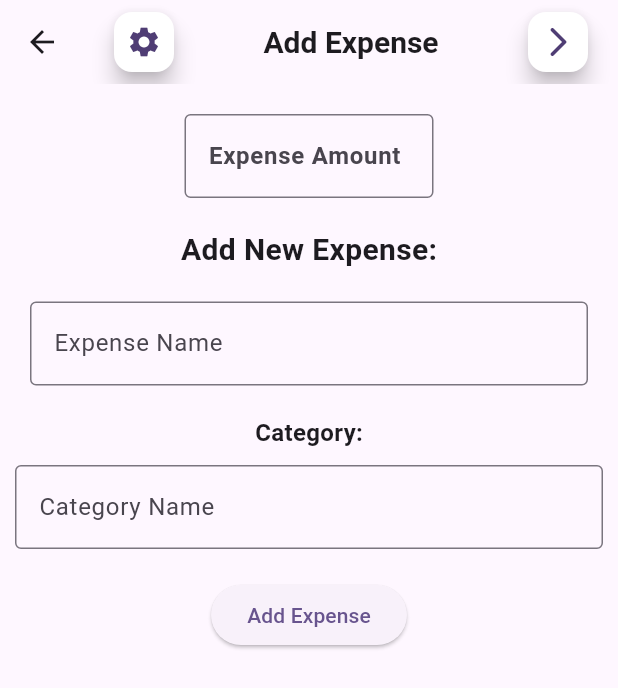
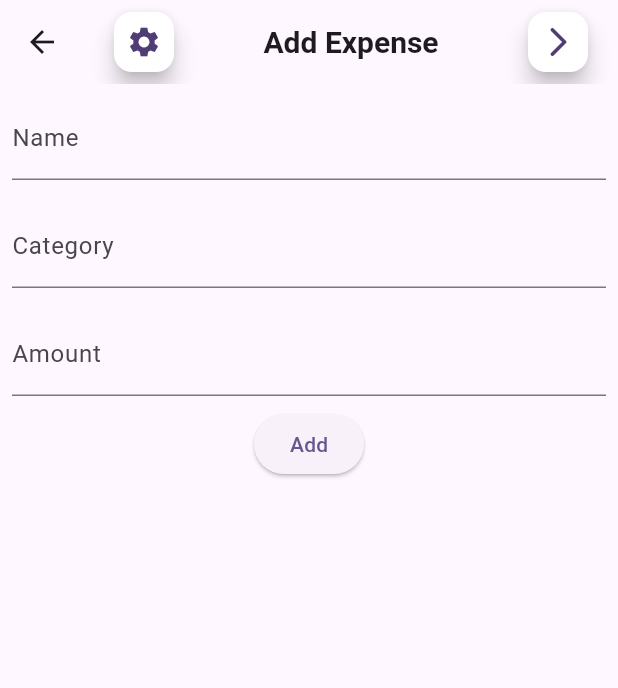
Before and after one commit to lucasblom/flutter_budget_application, a Flutter app: the AddingExpenses screen opened directly, on a phone screen of 412 x 824 dp. Shown: the top 688 px of the screen. Run offline on Flutter 3.47's test engine with Material 3 defaults, Android fonts, the phone set to English and light mode, and no system bars; our stand-ins replace fl_chart; statements that could not run were skipped.

Commit message:
refactor: Update AddingExpenses page with budget settings and expense overview buttons

```diff
--- a/lib/pages/adding_expenses.dart
+++ b/lib/pages/adding_expenses.dart
@@ -1,6 +1,51 @@
 import 'package:flutter/material.dart';
 import 'package:flutter_budget_application/pages/budget_overview.dart';
+import 'package:flutter_budget_application/pages/budget_settings.dart';
+import 'package:flutter_budget_application/providers/budget_overview_provider.dart';
+import 'package:provider/provider.dart';
 
+class AddingExpenses extends StatelessWidget {
+
+  @override
+  Widget build(BuildContext context) {
+    return Scaffold(
+
+      appBar: AppBar(
+        title: Align(
+          alignment: Alignment.center,
+          child: Row(
+            mainAxisAlignment: MainAxisAlignment.spaceBetween,
+            children: [
+              FloatingActionButton.small(
+                backgroundColor: Colors.white,
+                onPressed: () {
+                  // ignore: avoid_types_as_parameter_names, non_constant_identifier_names
+                  Navigator.push(context, MaterialPageRoute(builder: (BuildContext) => BudgetSettings()));
+                },
+                child: const Icon(Icons.settings),
+              ),
+              const Text('Add Expense', style: TextStyle(fontSize: 20, fontWeight: FontWeight.bold)),
+              FloatingActionButton.small(
+                backgroundColor: Colors.white,
+                onPressed: () {
+                  // ignore: avoid_types_as_parameter_names, non_constant_identifier_names
+                  Navigator.push(context, MaterialPageRoute(builder: (BuildContext) => ExpenseOverviewPage()));
+                },
+                child: const Icon(Icons.arrow_forward_ios_rounded),
+              ),],
+          ),
+        )
+      ),
+      body: Column(
+        children: [
+          _ExpenseEdit(),
+        ],
+      ),
+    );
+  }
+
+}
+/*
 class AddingExpenses extends StatefulWidget {
   const AddingExpenses({super.key});
 
@@ -8,6 +53,7 @@ class AddingExpenses extends StatefulWidget {
   // ignore: library_private_types_in_public_api
   _AddingExpensesState createState() => _AddingExpensesState();
 }
+
 
 class _AddingExpensesState extends State<AddingExpenses> {
   @override
@@ -31,7 +77,7 @@ class _AddingExpensesState extends State<AddingExpenses> {
               FloatingActionButton.small(
                 backgroundColor: Colors.white,
                 onPressed: () {
-                  Navigator.push(context, MaterialPageRoute(builder: (context) => BudgetOverview())); // Replace NewPage with your actual page class
+                  Navigator.push(context, MaterialPageRoute(builder: (context) => ExpenseOverviewPage())); // Replace NewPage with your actual page class
                 },
                 child: const Icon(Icons.arrow_forward_ios_rounded),
               ),],
@@ -91,3 +137,56 @@ class _AddingExpensesState extends State<AddingExpenses> {
     );
   }
 }
+*/
+class _ExpenseEdit extends StatefulWidget {
+  @override
+  State<StatefulWidget> createState() => _ExpenseEditState();
+}
+
+class _ExpenseEditState extends State<_ExpenseEdit> {
+  final _wisdomController = TextEditingController();
+  final _authorController = TextEditingController();
+  final _amountController = TextEditingController();
+
+  @override
+  Widget build(BuildContext context) {
+    return Column(
+      children: [
+        Padding(
+          padding: const EdgeInsets.all(8.0),
+          child: TextField(
+            controller: _wisdomController,
+            decoration: const InputDecoration(labelText: "Name"),
+          ),
+        ),
+        Padding(
+          padding: const EdgeInsets.all(8.0),
+          child: TextField(
+            controller: _authorController,
+            decoration: const InputDecoration(labelText: "Category"),
+          ),
+        ),
+        Padding(
+          padding: const EdgeInsets.all(8.0),
+          child: TextField(
+            controller: _amountController,
+            decoration: const InputDecoration(labelText: "Amount"),
+          ),
+        ),
+        ElevatedButton(
+          onPressed: () {
+            Provider.of<ExpenseOverview>(context, listen: false).addExpense(
+              _wisdomController.text,
+              _authorController.text,
+              double.parse(_amountController.text),
+            );
+            _wisdomController.clear();
+            _authorController.clear();
+            _amountController.clear();
+          },
+          child: const Text("Add"),
+        ),
+      ],
+    );
+  }
+}
```
